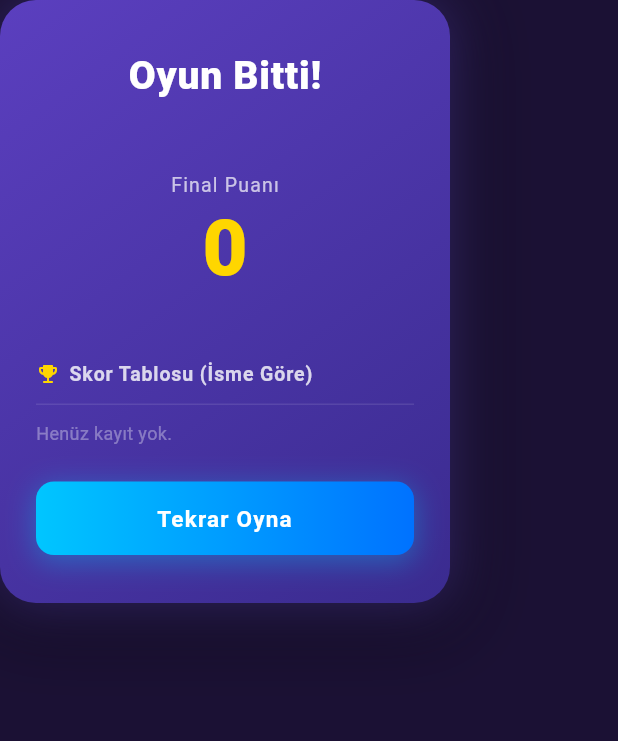
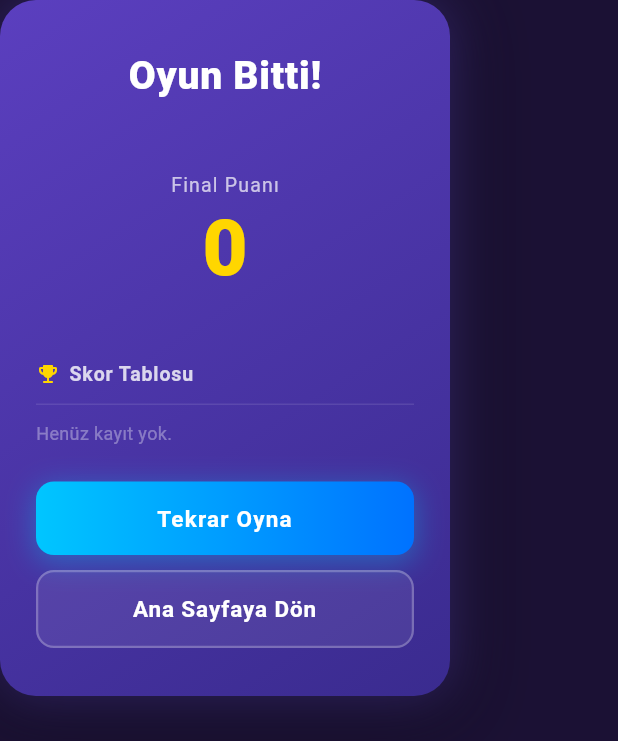
Before and after one commit to Efilant/Stratejik-Say-Birle-tirme-Oyunu, a Flutter app: the _GameOverCard widget shown alone on an empty page, opened directly with empty values, on a phone screen of 412 x 824 dp. Shown: the top 741 px of the screen. Run offline on Flutter 3.47's test engine with Material 3 defaults, Android fonts, the phone set to English and light mode, and no system bars; our stand-ins replace shared_preferences; accounts and stored records are empty.

Commit message:
giriş sayfası yenileme, skor sıralama ve ana sayfaya dön butonu

```diff
--- a/lib/widgets/game_over_screen.dart
+++ b/lib/widgets/game_over_screen.dart
@@ -34,7 +34,14 @@ class _GameOverOverlayState extends State<GameOverOverlay> {
         score: score,
       );
     }
-    return ScoreRepository.loadScoresSortedByName(limit: 5);
+    return ScoreRepository.loadScores(limit: 5);
+  }
+
+  /// Meryem — Skoru kaydedip ana sayfaya güvenli dönüş.
+  Future<void> _goHome(BuildContext context, int score) async {
+    await _saveAndLoad(score);
+    if (!context.mounted) return;
+    Navigator.of(context).pop(true);
   }
 
   @override
@@ -64,6 +71,7 @@ class _GameOverOverlayState extends State<GameOverOverlay> {
                     levelLabel: _levelLabel(engine.score),
                     topScoresFuture: _topScoresFuture!,
                     onRestart: () => engine.restartGame(),
+                    onGoHome: () => _goHome(context, engine.score),
                   ),
                 ),
               ),
@@ -83,6 +91,7 @@ class _GameOverCard extends StatelessWidget {
   final String levelLabel;
   final Future<List<ScoreEntry>> topScoresFuture;
   final VoidCallback onRestart;
+  final Future<void> Function() onGoHome;
 
   const _GameOverCard({
     required this.playerName,
@@ -90,6 +99,7 @@ class _GameOverCard extends StatelessWidget {
     required this.levelLabel,
     required this.topScoresFuture,
     required this.onRestart,
+    required this.onGoHome,
   });
 
   @override
@@ -207,6 +217,35 @@ class _GameOverCard extends StatelessWidget {
               ),
             ),
           ),
+          const SizedBox(height: 10),
+          // Meryem — Ana sayfaya dönüş butonu
+          SizedBox(
+            width: double.infinity,
+            child: GestureDetector(
+              onTap: () async => onGoHome(),
+              child: Container(
+                padding: const EdgeInsets.symmetric(vertical: 14),
+                decoration: BoxDecoration(
+                  color: Colors.white.withOpacity(0.08),
+                  borderRadius: BorderRadius.circular(12),
+                  border: Border.all(
+                    color: Colors.white.withOpacity(0.25),
+                    width: 1.5,
+                  ),
+                ),
+                child: const Text(
+                  'Ana Sayfaya Dön',
+                  textAlign: TextAlign.center,
+                  style: TextStyle(
+                    color: Colors.white,
+                    fontWeight: FontWeight.w600,
+                    fontSize: 15,
+                    letterSpacing: 0.6,
+                  ),
+                ),
+              ),
+            ),
+          ),
         ],
       ),
     );
@@ -239,7 +278,7 @@ class _TopScoresSection extends StatelessWidget {
                 color: Color(0xFFFFD600), size: 16),
             const SizedBox(width: 6),
             Text(
-              'Skor Tablosu (İsme Göre)',
+              'Skor Tablosu',
               style: TextStyle(
                 color: Colors.white.withOpacity(0.80),
                 fontSize: 13,
@@ -266,7 +305,8 @@ class _TopScoresSection extends StatelessWidget {
                 ),
               );
             }
-            final scores = snap.data ?? [];
+            final scores = List<ScoreEntry>.from(snap.data ?? [])
+              ..sort((a, b) => b.score.compareTo(a.score));
             if (scores.isEmpty) {
               return Text(
                 'Henüz kayıt yok.',
```
Also changed, not shown: lib/screens/welcome_screen.dart (+25 -37 lines), lib/services/score_repository.dart (+0 -20 lines).
